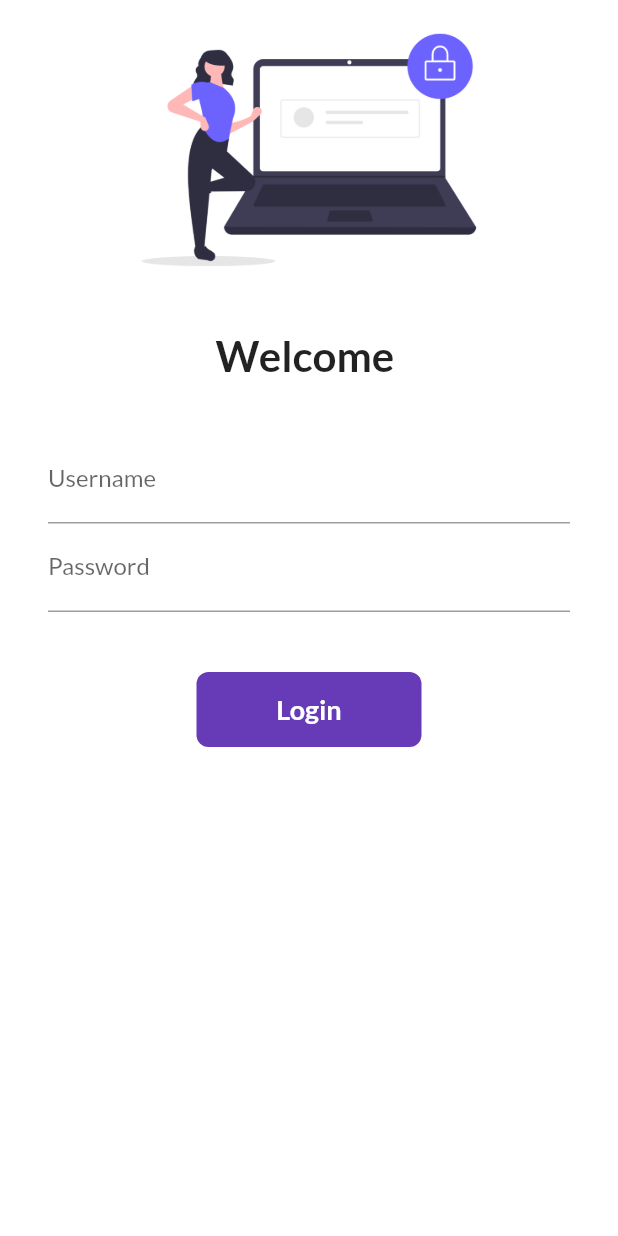
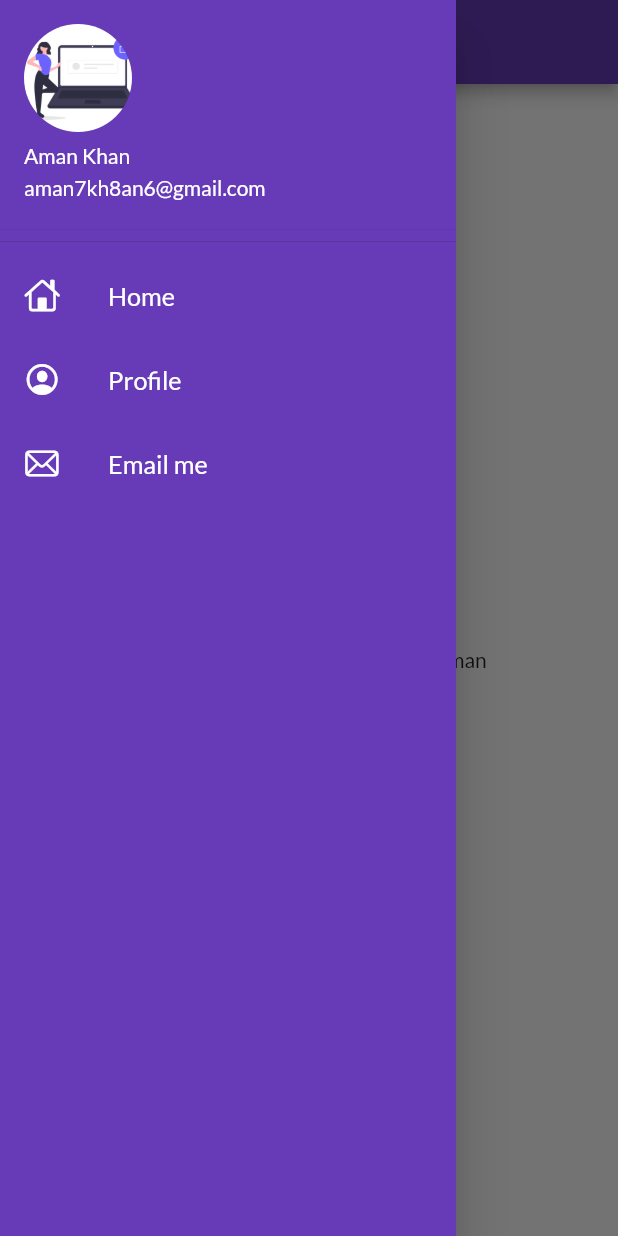
Before and after one commit to aman7kh8an6/Learning_Flutter, a Flutter app: the screen it shows after launch, with the side drawer open (before the commit the screen has no drawer), on a phone screen of 412 x 824 dp. Run offline on Flutter 3.47's test engine with Material 2 defaults, Android fonts, the phone set to English and light mode, and no system bars; our stand-ins replace google_fonts.

Commit message:
drawer completed

```diff
--- a/lib/main.dart
+++ b/lib/main.dart
@@ -11,14 +11,14 @@ void main() {
 class MyApp extends StatelessWidget {
   Widget build(BuildContext context) {
     return MaterialApp(
-      // home: HomePage(),
+      debugShowCheckedModeBanner: false,
       themeMode: ThemeMode.light,
       theme: ThemeData(
           primarySwatch: Colors.deepPurple,
           fontFamily: GoogleFonts.lato().fontFamily),
       // debugShowCheckedModeBanner: false,
       darkTheme: ThemeData(brightness: Brightness.dark),
-
+      initialRoute: MyRoutes.homeRoute,
       routes: {
         "/": (context) => LoginPage(),
         MyRoutes.homeRoute: (context) => HomePage(),
--- a/lib/pages/home_page.dart
+++ b/lib/pages/home_page.dart
@@ -1,3 +1,4 @@
+import 'package:catalog_app/widgets/drawer.dart';
 import 'package:flutter/material.dart';
 
 class HomePage extends StatelessWidget {
@@ -9,12 +10,12 @@ class HomePage extends StatelessWidget {
       appBar: AppBar(
         title: Text("First App"),
       ),
-      drawer: Drawer(),
       body: Center(
         child: Container(
           child: Text("Welcome to $days days of flutter by $name"),
         ),
       ),
+      drawer: MyDrawer(),
     );
   }
 }
--- /dev/null
+++ b/lib/widgets/drawer.dart
@@ -0,0 +1,59 @@
+import 'package:flutter/cupertino.dart';
+import 'package:flutter/material.dart';
+
+class MyDrawer extends StatelessWidget {
+  const MyDrawer({Key? key}) : super(key: key);
+
+  @override
+  Widget build(BuildContext context) {
+    return Drawer(
+      child: Container(
+        color: Colors.deepPurple,
+        child: ListView(
+          padding: EdgeInsets.zero,
+          children: [
+            DrawerHeader(
+                padding: EdgeInsets.zero,
+                child: UserAccountsDrawerHeader(
+                  // decoration: BoxDecoration(color: Colors.orange),
+                  accountName: Text("Aman Khan"),
+                  accountEmail: Text("aman7kh8an6@gmail.com"),
+                  currentAccountPicture: CircleAvatar(
+                    backgroundImage:
+                        AssetImage("assets/images/login_image.png"),
+                  ),
+                )),
+            ListTile(
+                leading: Icon(CupertinoIcons.home, color: Colors.white),
+                title: Text(
+                  "Home",
+                  textScaleFactor: 1.2,
+                  style: TextStyle(
+                    color: Colors.white,
+                  ),
+                )),
+            ListTile(
+                leading:
+                    Icon(CupertinoIcons.profile_circled, color: Colors.white),
+                title: Text(
+                  "Profile",
+                  textScaleFactor: 1.2,
+                  style: TextStyle(
+                    color: Colors.white,
+                  ),
+                )),
+            ListTile(
+                leading: Icon(CupertinoIcons.mail, color: Colors.white),
+                title: Text(
+                  "Email me",
+                  textScaleFactor: 1.2,
+                  style: TextStyle(
+                    color: Colors.white,
+                  ),
+                )),
+          ],
+        ),
+      ),
+    );
+  }
+}
--- a/pubspec.yaml
+++ b/pubspec.yaml
@@ -61,6 +61,8 @@ flutter:
   # To add assets to your application, add an assets section, like this:
   assets:
     - assets/images/
+    - assets/images/dream.png
+    - assets/images/city.png
 
   # An image asset can refer to one or more resolution-specific "variants", see
   # https://flutter.dev/assets-and-images/#resolution-aware.
```
Also changed, not shown: lib/pages/login_page.dart (+41 -23 lines), assets/images/city.png (added), assets/images/dream.png (added).
